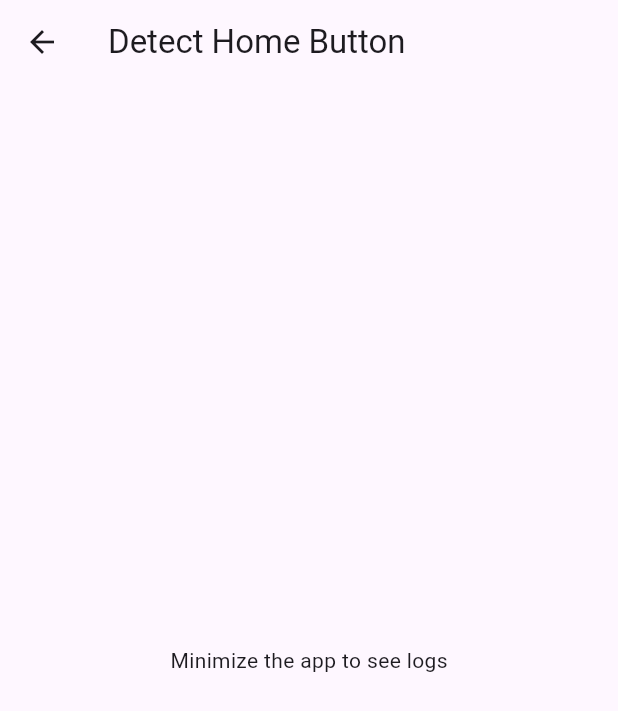
After one commit to Sonykhan1121/Flutter-Full-Stack-Development, a Flutter app: the HomeScreen screen opened directly, on a phone screen of 412 x 824 dp. The commit adds this screen. Shown: the top 711 px of the screen. Run offline on Flutter 3.47's test engine with Material 3 defaults, Android fonts, the phone set to English and light mode, and no system bars; our stand-ins replace cached_network_image, dio, flutter_blue_plus, image_picker, just_audio, permission_handler; missing offline and left inert: audio_session; project files that could hold a hidden picture were left out.

Commit message:
Add phone default navigation button customization

```diff
--- /dev/null
+++ b/03 Practice Basic Flutter Projects/test_widget/lib/homebuttonfeatures/homescreenbutton.dart
@@ -0,0 +1,37 @@
+import 'package:flutter/material.dart';
+import 'dart:ui';
+
+class HomeScreen extends StatefulWidget {
+  @override
+  _HomeScreenState createState() => _HomeScreenState();
+}
+
+class _HomeScreenState extends State<HomeScreen> with WidgetsBindingObserver {
+  @override
+  void initState() {
+    super.initState();
+    WidgetsBinding.instance.addObserver(this);
+  }
+
+  @override
+  void dispose() {
+    WidgetsBinding.instance.removeObserver(this);
+    super.dispose();
+  }
+
+  @override
+  void didChangeAppLifecycleState(AppLifecycleState state) {
+    if (state == AppLifecycleState.paused) {
+      print('Home button pressed or app sent to background');
+      // Perform actions when the app is minimized
+    }
+  }
+
+  @override
+  Widget build(BuildContext context) {
+    return Scaffold(
+      appBar: AppBar(title: Text('Detect Home Button')),
+      body: Center(child: Text('Minimize the app to see logs')),
+    );
+  }
+}
--- a/03 Practice Basic Flutter Projects/test_widget/lib/main.dart
+++ b/03 Practice Basic Flutter Projects/test_widget/lib/main.dart
@@ -7,6 +7,7 @@ import 'package:test_widget/api_features/pages/sendimage.dart';
 import 'package:test_widget/api_features/pages/signup.dart';
 import 'package:test_widget/api_features/providers/comments_provider.dart';
 import 'package:test_widget/api_features/providers/posts_provider.dart';
+import 'package:test_widget/back_home_history_nav_button_features/custom_back_button_screen.dart';
 import 'package:test_widget/bluetooth_features/testpage.dart';
 import 'package:test_widget/constants/constant.dart';
 
@@ -34,7 +35,7 @@ class MyApp extends StatelessWidget {
         theme: ThemeData(
           primaryColor: Colors.blue,
         ),
-        home: Testpage(),
+        home: CustomBackButtonScreen(),
       ),
 
     );
```
Also changed, not shown: 03 Practice Basic Flutter Projects/test_widget/lib/back_home_history_nav_button_features/custom_back_button_screen.dart (added, +57 -0 lines), 03 Practice Basic Flutter Projects/test_widget/lib/hiding_system_navigation_bar_features/fullscreenmode.dart (added, +27 -0 lines), 03 Practice Basic Flutter Projects/test_widget/lib/recent_app_button_features/custom_recent_apps_screen.dart (added, +32 -0 lines).
